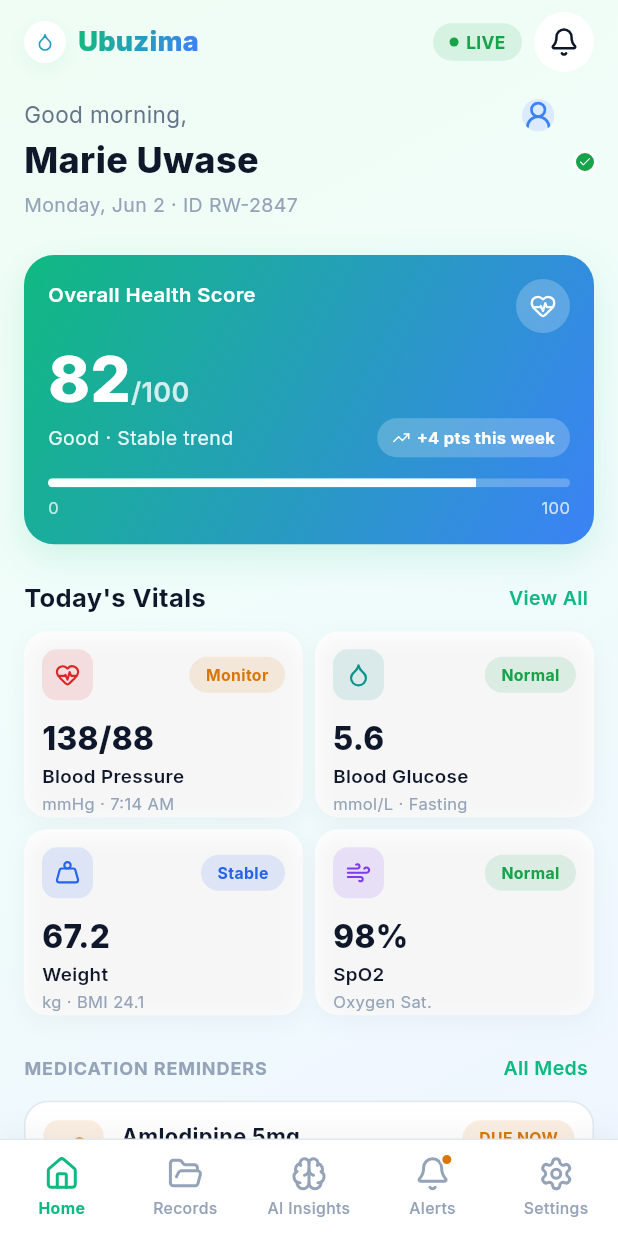
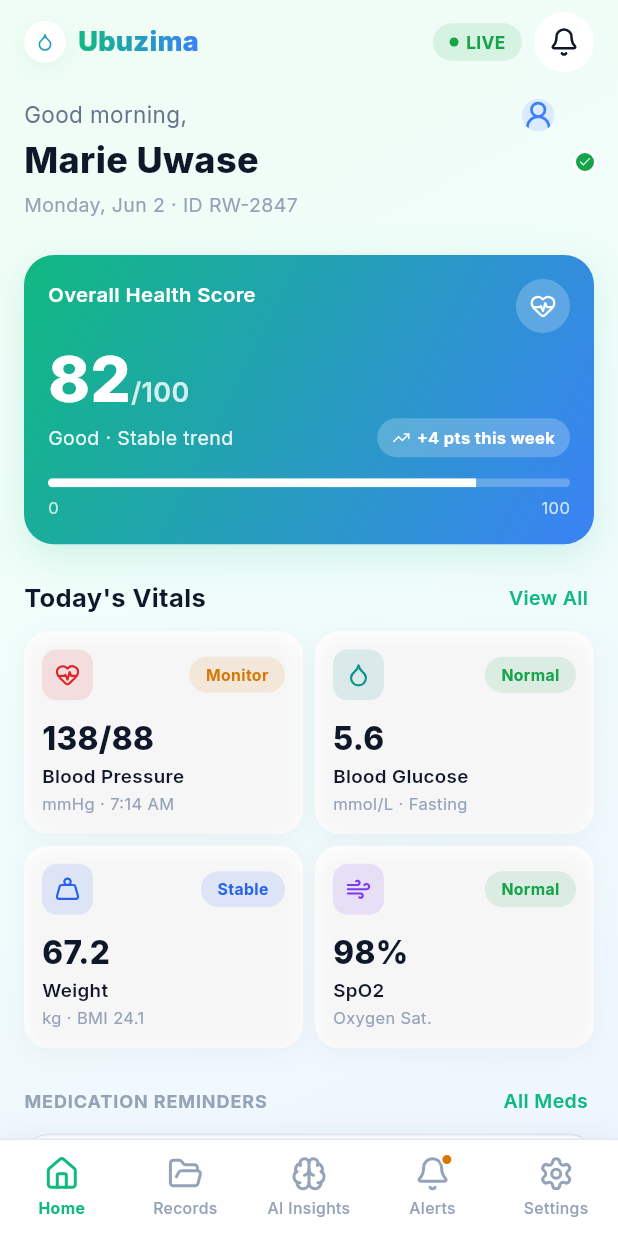
Before and after one commit to b-sandrine/Ubuzima_connect, a Flutter app: the PatientDashboardScreen screen opened by its route, on a phone screen of 412 x 824 dp. Run offline on Flutter 3.47's test engine with Material 3 defaults, Android fonts, the light colour scheme and no system bars; our stand-ins replace bloc, cached_network_image, cloud_firestore, connectivity_plus, dartz, equatable and 16 more; accounts and stored records are empty.

Commit message:
Resolved the overflow issues

```diff
--- a/lib/features/patients/presentation/pages/patient_dashboard_screen.dart
+++ b/lib/features/patients/presentation/pages/patient_dashboard_screen.dart
@@ -326,15 +326,24 @@
 
   @override
   Widget build(BuildContext context) {
-    return GridView.count(
-      crossAxisCount: 2,
-      shrinkWrap: true,
-      physics: const NeverScrollableScrollPhysics(),
-      mainAxisSpacing: AppSpacing.sm,
-      crossAxisSpacing: AppSpacing.sm,
-      childAspectRatio: 1.5,
+    // Two `Row`s of `Expanded` cards rather than a `GridView`, so each
+    // row's height comes from its own content instead of a fixed number —
+    // immune to overflow regardless of the user's Text Size setting.
+    return Column(
       children: [
-        for (final vital in vitals) VitalReadingCard(reading: vital),
+        for (var i = 0; i < vitals.length; i += 2) ...[
+          Row(
+            crossAxisAlignment: CrossAxisAlignment.start,
+            children: [
+              Expanded(child: VitalReadingCard(reading: vitals[i])),
+              if (i + 1 < vitals.length) ...[
+                const SizedBox(width: AppSpacing.sm),
+                Expanded(child: VitalReadingCard(reading: vitals[i + 1])),
+              ],
+            ],
+          ),
+          if (i + 2 < vitals.length) const SizedBox(height: AppSpacing.sm),
+        ],
       ],
     );
   }
```
